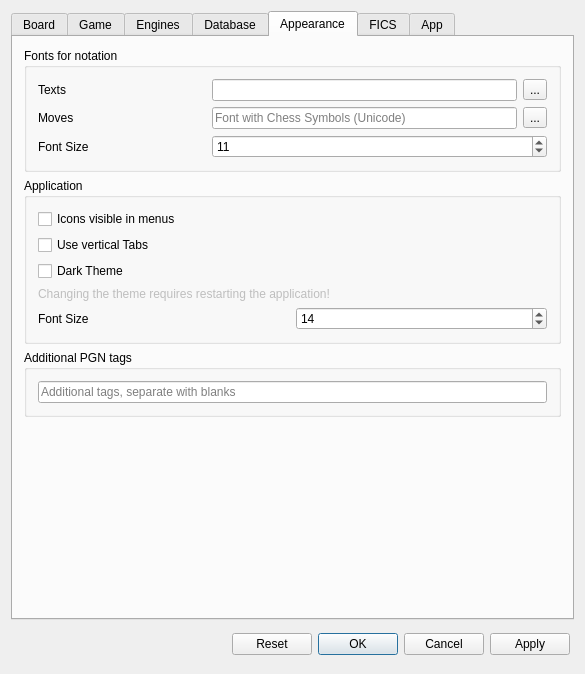
Above: src/dialogs/preferences.ui from Isarhamster/chessx before the change. Below: the same form after it.
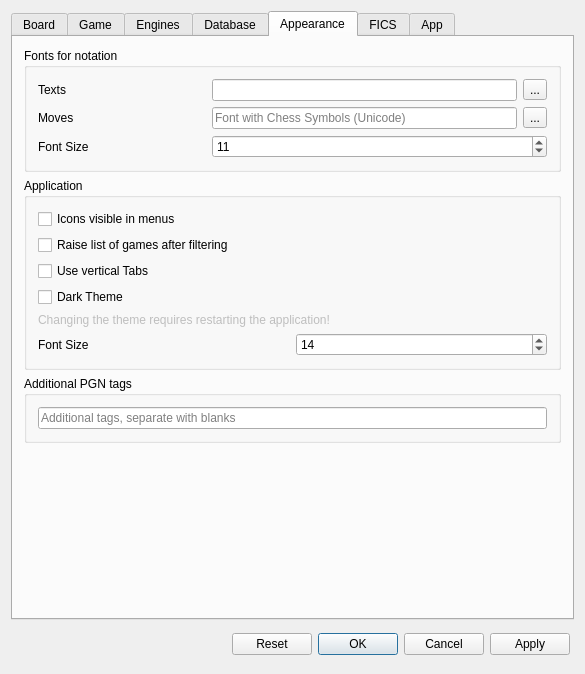
That is the form after the change. The open tabs and pages were chosen to show the change. Icons and pictures are not drawn. Custom widgets are drawn as their Qt base class.

Commit message: Disable Raise of game list after filtering

What changed in the file:
```diff
--- a/src/dialogs/preferences.ui
+++ b/src/dialogs/preferences.ui
@@ -1247,6 +1247,13 @@
             </property>
            </widget>
           </item>
+          <item>
+           <widget class="QCheckBox" name="cbAutoRaise">
+            <property name="text">
+             <string>Raise list of games after filtering</string>
+            </property>
+           </widget>
+          </item>
           <item>
            <widget class="QCheckBox" name="verticalTabs">
             <property name="text">
```
Left out of the diff: 2 changed lines with no effect on the pictures. The commit also changes 3 other files.
